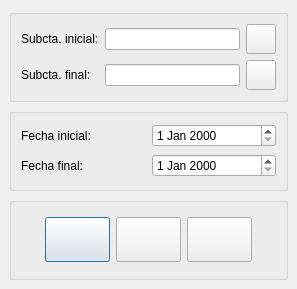
Ivanvegacbr/librokuentas, file ui/cuadimprimayor.ui: the form before one commit.
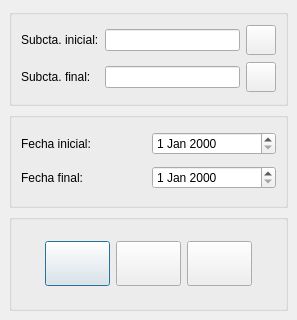
The form after the commit. Icons and pictures are not drawn.

The edit to the form file:
```diff
--- a/ui/cuadimprimayor.ui
+++ b/ui/cuadimprimayor.ui
@@ -1,13 +1,13 @@
 <ui version="4.0" >
  <author>José Manuel Díez Botella</author>
  <class>cuadimprimayor</class>
- <widget class="QDialog" name="cuadimprimayor" >
-  <property name="geometry" >
+ <widget class="QDialog" name="cuadimprimayor">
+  <property name="geometry">
    <rect>
     <x>0</x>
     <y>0</y>
     <width>297</width>
-    <height>289</height>
+    <height>320</height>
    </rect>
   </property>
   <property name="windowTitle" >
@@ -302,7 +302,7 @@
    </item>
   </layout>
  </widget>
- <layoutdefault spacing="6" margin="11" />
+ <layoutdefault spacing="6" margin="11"/>
  <tabstops>
   <tabstop>subcuentalineEdit</tabstop>
   <tabstop>subcuentapushButton</tabstop>
```
Left out of the diff: 256 changed lines with no effect on the pictures.
